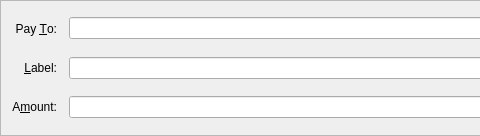
The window that src/qt/forms/sendcoinsentry.ui (truckit/Truckcoin) describes before a commit, drawn with Qt 5; both pictures show x 0 to 480 and y 0 to 136 of the 729 by 136 pixel window.
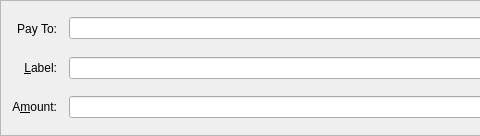
The same window after the commit. Icons and pictures are not drawn. Custom widgets are drawn as their Qt base class.

What changed in the file:
```diff
--- a/src/qt/forms/sendcoinsentry.ui
+++ b/src/qt/forms/sendcoinsentry.ui
@@ -39,7 +39,7 @@
    <item row="3" column="0">
     <widget class="QLabel" name="label_2">
      <property name="text">
-      <string>Pay &amp;To:</string>
+      <string>Pay To:</string>
      </property>
      <property name="alignment">
       <set>Qt::AlignRight|Qt::AlignTrailing|Qt::AlignVCenter</set>
```
